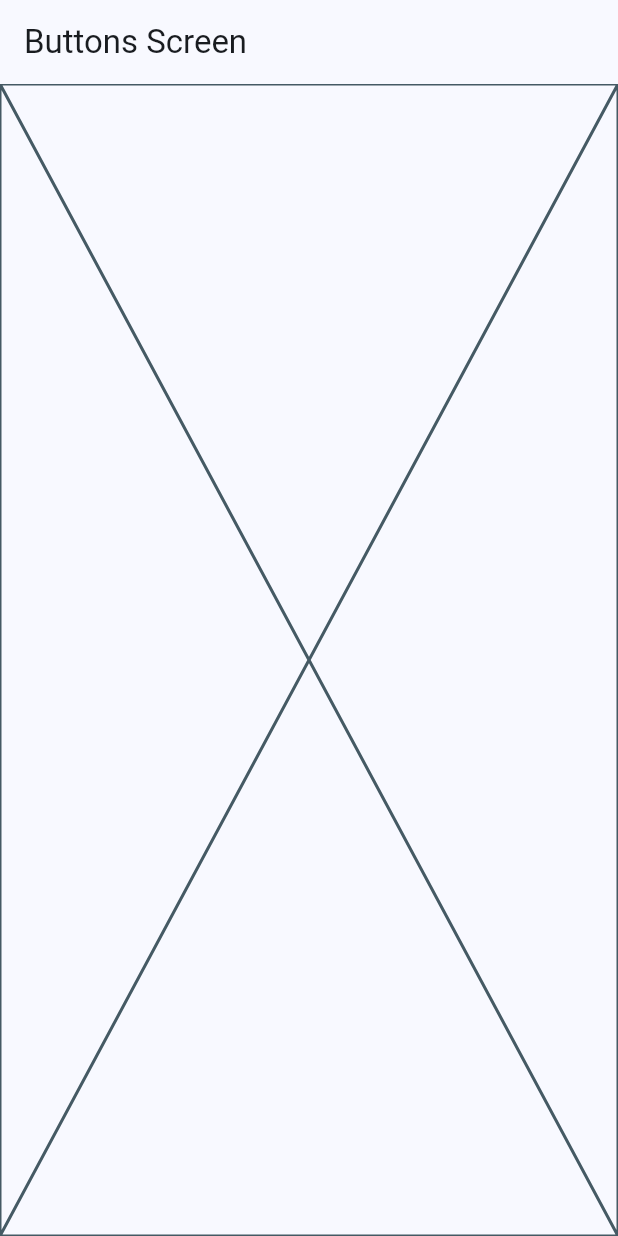
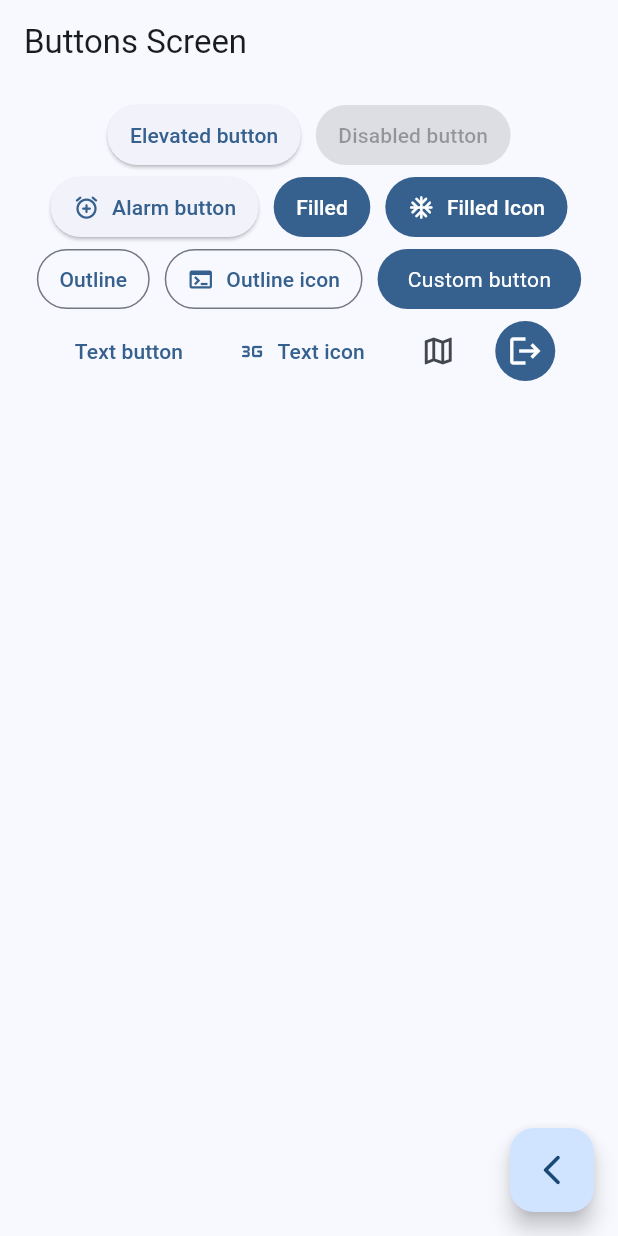
Before and after one commit to MauricioCorzo/widgets_app_flutter, a Flutter app: the ButtonsScreen screen opened by its route, on a phone screen of 412 x 824 dp. Run offline on Flutter 3.47's test engine with Material 3 defaults, Android fonts, the phone set to English and light mode, and no system bars; our stand-ins replace go_router.

Commit message:
buttons widgets and custom route transition

```diff
--- a/lib/config/router/app_router.dart
+++ b/lib/config/router/app_router.dart
@@ -1,4 +1,8 @@
-import 'package:go_router/go_router.dart' show GoRoute, GoRouter;
+import 'dart:ui';
+
+import 'package:flutter/material.dart';
+import 'package:go_router/go_router.dart'
+    show CustomTransitionPage, GoRoute, GoRouter;
 import 'package:widgets_app/presentation/screens/screens.dart';
 
 final appRouter = GoRouter(
@@ -17,7 +21,25 @@ final appRouter = GoRouter(
     GoRoute(
       path: '/cards',
       name: CardsScreen.name,
-      builder: (context, state) => const CardsScreen(),
+      pageBuilder: (context, state) {
+        //Custom page transition example
+        return CustomTransitionPage(
+            child: const CardsScreen(),
+            transitionsBuilder:
+                (context, animation, secondaryAnimation, child) {
+              const begin = Offset(1.0, 0.0);
+              const end = Offset.zero;
+              const curve = Curves.ease;
+              final tween =
+                  Tween(begin: begin, end: end).chain(CurveTween(curve: curve));
+              final offsetAnimation = animation.drive(tween);
+              return SlideTransition(
+                position: offsetAnimation,
+                child: child,
+              );
+            });
+      },
+      // builder: (context, state) => const CardsScreen(),
     ),
   ],
 );
--- a/lib/presentation/screens/buttons/buttons_screen.dart
+++ b/lib/presentation/screens/buttons/buttons_screen.dart
@@ -1,4 +1,5 @@
 import 'package:flutter/material.dart';
+import 'package:go_router/go_router.dart';
 
 class ButtonsScreen extends StatelessWidget {
   const ButtonsScreen({super.key});
@@ -11,7 +12,111 @@ class ButtonsScreen extends StatelessWidget {
       appBar: AppBar(
         title: const Text("Buttons Screen"),
       ),
-      body: const Placeholder(),
+      body: const _ButtonsView(),
+      floatingActionButton: FloatingActionButton(
+        child: const Icon(Icons.arrow_back_ios_new_rounded),
+        onPressed: () => context.pop(),
+      ),
     );
   }
 }
+
+class _ButtonsView extends StatelessWidget {
+  const _ButtonsView();
+
+  final buttonStyle = const ButtonStyle(
+      padding: WidgetStatePropertyAll(EdgeInsets.symmetric(horizontal: 15)));
+
+  @override
+  Widget build(BuildContext context) {
+    return SizedBox(
+      width: double.infinity,
+      child: Padding(
+        padding: const EdgeInsets.symmetric(horizontal: 10, vertical: 10),
+        child: Wrap(
+          spacing: 10,
+          alignment: WrapAlignment.center,
+          crossAxisAlignment: WrapCrossAlignment.center,
+          children: [
+            ElevatedButton(
+              style: buttonStyle,
+              onPressed: () {},
+              child: const Text("Elevated button"),
+            ),
+            ElevatedButton(
+              style: buttonStyle,
+              onPressed: null,
+              child: const Text("Disabled button"),
+            ),
+            ElevatedButton.icon(
+              style: buttonStyle,
+              onPressed: () {},
+              icon: const Icon(Icons.alarm_add_rounded),
+              label: const Text("Alarm button"),
+            ),
+            FilledButton(
+              style: buttonStyle,
+              onPressed: () {},
+              child: const Text("Filled"),
+            ),
+            FilledButton.icon(
+              style: buttonStyle,
+              onPressed: () {},
+              icon: const Icon(Icons.ac_unit_rounded),
+              label: const Text("Filled Icon"),
+            ),
+            OutlinedButton(
+                style: buttonStyle,
+                onPressed: () {},
+                child: const Text("Outline")),
+            OutlinedButton.icon(
+                style: buttonStyle,
+                onPressed: () {},
+                icon: const Icon(Icons.terminal),
+                label: const Text("Outline icon")),
+            const CustomButton(),
+            TextButton(onPressed: () {}, child: const Text("Text button")),
+            TextButton.icon(
+                style: buttonStyle,
+                onPressed: () {},
+                icon: const Icon(Icons.three_g_mobiledata_rounded),
+                label: const Text("Text icon")),
+            IconButton(onPressed: () {}, icon: const Icon(Icons.map_outlined)),
+            IconButton(
+              onPressed: () {},
+              icon: const Icon(Icons.logout),
+              style: ButtonStyle(
+                  backgroundColor: WidgetStatePropertyAll(
+                      Theme.of(context).colorScheme.primary),
+                  iconColor: const WidgetStatePropertyAll(Colors.white)),
+            ),
+          ],
+        ),
+      ),
+    );
+  }
+}
+
+class CustomButton extends StatelessWidget {
+  const CustomButton({super.key});
+
+  @override
+  Widget build(BuildContext context) {
+    final colors = Theme.of(context).colorScheme;
+
+    return Material(
+      borderRadius: BorderRadius.circular(20),
+      color: colors.primary,
+      child: InkWell(
+        onTap: () {},
+        child: const Padding(
+          padding: EdgeInsets.symmetric(horizontal: 20, vertical: 10),
+          child: Text(
+            "Custom button",
+            style: TextStyle(color: Colors.white),
+          ),
+        ),
+      ),
+    );
+  }
+}
```
